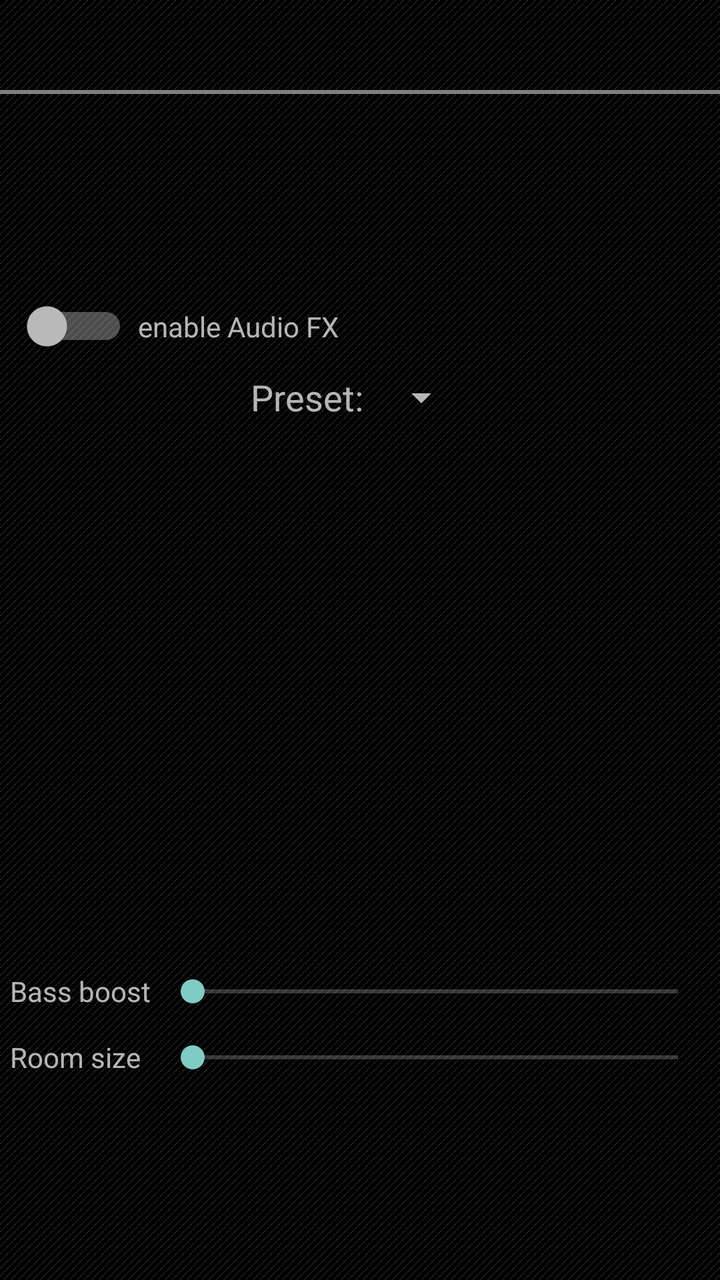
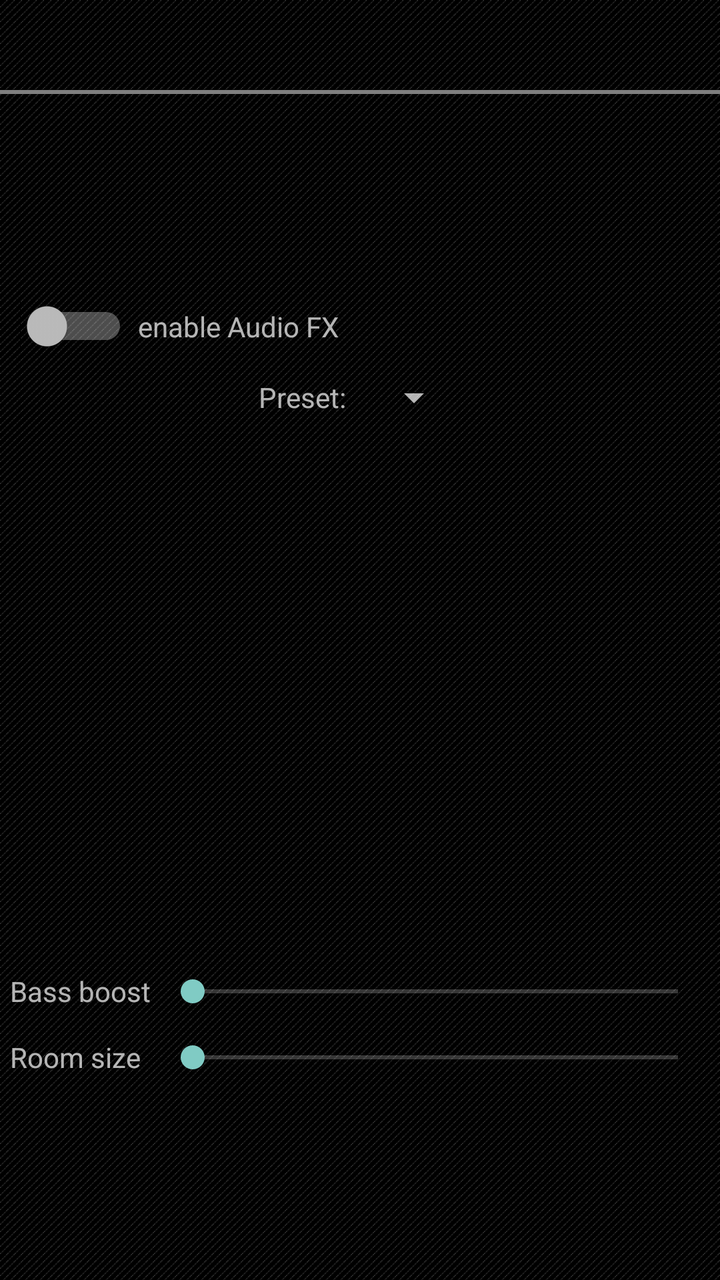

Compare the two renders of this Android layout. The source of the first and the diff that turns it into the second are given below.
<!-- AndroidManifest.xml: application theme Apollo.Theme.Dark -->
<!-- res/layout/activity_audiofx.xml -->
<?xml version="1.0" encoding="utf-8"?>
<androidx.constraintlayout.widget.ConstraintLayout xmlns:android="http://schemas.android.com/apk/res/android"
	xmlns:app="http://schemas.android.com/apk/res-auto"
	xmlns:tools="http://schemas.android.com/tools"
	android:layout_width="match_parent"
	android:layout_height="match_parent"
	android:background="@drawable/pager_background">

	<androidx.appcompat.widget.Toolbar
		android:id="@+id/audiofx_toolbar"
		android:layout_width="0dp"
		android:layout_height="@dimen/toolbar_height"
		app:layout_constraintStart_toStartOf="parent"
		app:layout_constraintTop_toTopOf="parent"
		app:layout_constraintEnd_toEndOf="parent" />

	<org.nuclearfog.apollo.ui.views.theme.Colorstrip
		android:id="@+id/audiofx_colorstrip"
		android:layout_width="0dp"
		android:layout_height="@dimen/colorstrip_height"
		app:layout_constraintStart_toStartOf="parent"
		app:layout_constraintTop_toBottomOf="@id/audiofx_toolbar"
		app:layout_constraintEnd_toEndOf="parent" />

	<Switch
		android:id="@+id/audiofx_enable"
		android:layout_width="wrap_content"
		android:layout_height="wrap_content"
		android:layout_marginStart="10dp"
		android:layout_marginLeft="10dp"
		android:layout_marginBottom="5dp"
		android:layout_marginEnd="5dp"
		android:layout_marginRight="5dp"
		app:layout_constraintStart_toStartOf="parent"
		app:layout_constraintTop_toBottomOf="@id/audiofx_colorstrip"
		app:layout_constraintBottom_toTopOf="@id/audiofx_preset"
		app:layout_constraintEnd_toStartOf="@id/audiofx_enable_label"
		tools:ignore="UseSwitchCompatOrMaterialXml,TouchTargetSizeCheck"
		app:layout_constraintVertical_chainStyle="packed" />

	<TextView
		android:id="@+id/audiofx_enable_label"
		android:layout_width="0dp"
		android:layout_height="wrap_content"
		android:text="@string/label_enable_equalizer"
		android:layout_marginEnd="5dp"
		android:layout_marginRight="5dp"
		app:layout_constraintStart_toEndOf="@id/audiofx_enable"
		app:layout_constraintTop_toTopOf="@id/audiofx_enable"
		app:layout_constraintBottom_toBottomOf="@id/audiofx_enable"
		app:layout_constraintEnd_toEndOf="parent" />

	<TextView
		android:id="@+id/audiofx_preset_label"
		android:layout_width="wrap_content"
		android:layout_height="wrap_content"
		android:lines="1"
		android:text="@string/label_preset"
		android:textSize="18sp"
		android:layout_marginEnd="5dp"
		android:layout_marginRight="5dp"
		app:layout_constraintHorizontal_chainStyle="packed"
		app:layout_constraintStart_toStartOf="parent"
		app:layout_constraintTop_toTopOf="@id/audiofx_preset"
		app:layout_constraintBottom_toBottomOf="@id/audiofx_preset"
		app:layout_constraintEnd_toStartOf="@id/audiofx_preset" />

	<Spinner
		android:id="@+id/audiofx_preset"
		android:layout_width="wrap_content"
		android:layout_height="wrap_content"
		android:layout_marginTop="5dp"
		android:layout_marginBottom="5dp"
		app:layout_constraintHorizontal_chainStyle="packed"
		app:layout_constraintStart_toEndOf="@id/audiofx_preset_label"
		app:layout_constraintTop_toBottomOf="@id/audiofx_enable"
		app:layout_constraintBottom_toTopOf="@id/audiofx_eq_scroll"
		app:layout_constraintEnd_toEndOf="parent" />

	<androidx.recyclerview.widget.RecyclerView
		android:id="@+id/audiofx_eq_scroll"
		android:layout_width="wrap_content"
		android:layout_height="0dp"
		android:layout_marginStart="5dp"
		android:layout_marginLeft="5dp"
		android:layout_marginEnd="5dp"
		android:layout_marginRight="5dp"
		app:layout_constraintHeight_percent="0.4"
		app:layout_constraintStart_toStartOf="parent"
		app:layout_constraintTop_toBottomOf="@id/audiofx_preset"
		app:layout_constraintBottom_toTopOf="@id/audiofx_bass_boost"
		app:layout_constraintEnd_toEndOf="parent" />

	<TextView
		android:id="@+id/audiofx_bass_boost_label"
		android:layout_width="wrap_content"
		android:layout_height="wrap_content"
		android:text="@string/label_bass_boost"
		android:layout_marginStart="5dp"
		android:layout_marginLeft="5dp"
		app:layout_constraintStart_toStartOf="parent"
		app:layout_constraintTop_toTopOf="@id/audiofx_bass_boost"
		app:layout_constraintBottom_toBottomOf="@id/audiofx_bass_boost" />


	<TextView
		android:id="@+id/audiofx_reverb_label"
		android:layout_width="wrap_content"
		android:layout_height="wrap_content"
		android:text="@string/label_reverb"
		android:layout_marginStart="5dp"
		android:layout_marginLeft="5dp"
		app:layout_constraintStart_toStartOf="parent"
		app:layout_constraintTop_toTopOf="@id/audiofx_reverb"
		app:layout_constraintBottom_toBottomOf="@id/audiofx_reverb" />

	<androidx.constraintlayout.widget.Barrier
		android:id="@+id/seekbar_label_barrier"
		android:layout_width="wrap_content"
		android:layout_height="wrap_content"
		app:barrierDirection="end"
		app:constraint_referenced_ids="audiofx_bass_boost_label,audiofx_reverb_label" />

	<SeekBar
		android:id="@+id/audiofx_bass_boost"
		android:layout_width="0dp"
		android:layout_height="wrap_content"
		android:layout_marginStart="5dp"
		android:layout_marginLeft="5dp"
		android:layout_marginTop="15dp"
		android:layout_marginEnd="5dp"
		android:layout_marginRight="5dp"
		app:layout_constraintStart_toEndOf="@id/seekbar_label_barrier"
		app:layout_constraintTop_toBottomOf="@id/audiofx_eq_scroll"
		app:layout_constraintBottom_toTopOf="@id/audiofx_reverb"
		app:layout_constraintEnd_toEndOf="parent" />

	<SeekBar
		android:id="@+id/audiofx_reverb"
		android:layout_width="0dp"
		android:layout_height="wrap_content"
		android:layout_marginStart="5dp"
		android:layout_marginLeft="5dp"
		android:layout_marginTop="15dp"
		android:layout_marginEnd="5dp"
		android:layout_marginRight="5dp"
		app:layout_constraintStart_toEndOf="@id/seekbar_label_barrier"
		app:layout_constraintTop_toBottomOf="@id/audiofx_bass_boost"
		app:layout_constraintBottom_toBottomOf="parent"
		app:layout_constraintEnd_toEndOf="parent" />

</androidx.constraintlayout.widget.ConstraintLayout>
<!-- resources referenced by this layout -->
<resources>
  <dimen name="colorstrip_height">2.0dp</dimen>
  <dimen name="toolbar_height">45dp</dimen>
  <!-- drawable pager_background (drawable) -->
  <?xml version="1.0" encoding="utf-8"?>
  <bitmap xmlns:android="http://schemas.android.com/apk/res/android"
  	android:src="@drawable/view_pager_background_texture"
  	android:tileMode="repeat" />
  <string name="label_bass_boost">Bass boost</string>
  <string name="label_enable_equalizer">enable Audio FX</string>
  <string name="label_preset">Preset:</string>
  <string name="label_reverb">Room size</string>
  <style name="Apollo.Theme.Dark" parent="Theme.AppCompat.NoActionBar">
  		<item name="colorPrimaryDark">#ff0a0a0a</item>
  		<item name="windowActionBar">false</item>
  		<item name="windowNoTitle">true</item>
  		<item name="colorAccent">@android:color/white</item>
  		<item name="android:colorBackground">@android:color/black</item>
  		<item name="android:windowContentOverlay">@null</item>
  		<item name="android:windowAnimationStyle">@style/TransactionPending</item>
  	</style>
  <!-- drawable view_pager_background_texture: png bitmap (drawable-hdpi, 115 bytes) -->
  <style name="TransactionPending" parent="@android:style/Animation">
  		<item name="android:activityOpenEnterAnimation">@android:anim/fade_in</item>
  		<item name="android:activityOpenExitAnimation">@android:anim/fade_out</item>
  		<item name="android:activityCloseEnterAnimation">@android:anim/fade_in</item>
  		<item name="android:activityCloseExitAnimation">@android:anim/fade_out</item>
  	</style>
</resources>

<!-- the commit's change to res/layout/activity_audiofx.xml (unified diff, before → after) -->
@@ -56,9 +56,9 @@
 		android:layout_height="wrap_content"
 		android:lines="1"
 		android:text="@string/label_preset"
-		android:textSize="18sp"
-		android:layout_marginEnd="5dp"
-		android:layout_marginRight="5dp"
+		android:textSize="@dimen/text_size_small"
+		android:layout_marginEnd="10dp"
+		android:layout_marginRight="10dp"
 		app:layout_constraintHorizontal_chainStyle="packed"
 		app:layout_constraintStart_toStartOf="parent"
 		app:layout_constraintTop_toTopOf="@id/audiofx_preset"
<!-- resource entries referenced after the edit -->
@@ -1,6 +1,7 @@
 <!-- resources referenced by this layout -->
 <resources>
   <dimen name="colorstrip_height">2.0dp</dimen>
+  <dimen name="text_size_small">14.0sp</dimen>
   <dimen name="toolbar_height">45dp</dimen>
   <!-- drawable pager_background (drawable) -->
   <?xml version="1.0" encoding="utf-8"?>
